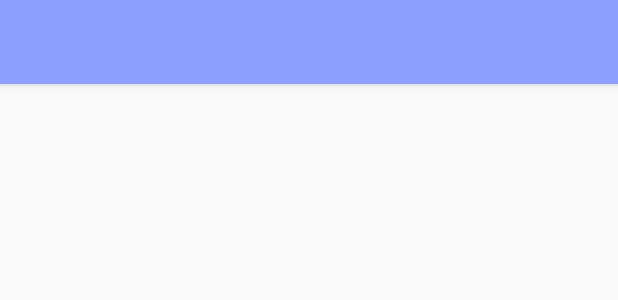
After one commit to pmoragas/CatalogManager, an Android app: the layout activity_city_details.xml on its own in the app's theme, with its tools: preview values and no code run, on a phone screen of 412 x 824 dp. The commit adds this screen. Shown: the top 300 px of the screen. Run offline under Robolectric (Android 15) with nearby library versions, the phone set to English and light mode, and no system bars.

Commit message:
activity details city creada

```diff
--- a/app/src/main/AndroidManifest.xml
+++ b/app/src/main/AndroidManifest.xml
@@ -46,6 +46,10 @@
         <activity
             android:name=".CitiesActivity"
             android:label="@string/title_activity_cities"
+            android:theme="@style/AppTheme.NoActionBar" />
+        <activity
+            android:name=".CityDetailsActivity"
+            android:label="@string/title_activity_city_details"
             android:theme="@style/AppTheme.NoActionBar"></activity>
     </application>
 
--- /dev/null
+++ b/app/src/main/res/layout/activity_city_details.xml
@@ -0,0 +1,25 @@
+<?xml version="1.0" encoding="utf-8"?>
+<android.support.design.widget.CoordinatorLayout xmlns:android="http://schemas.android.com/apk/res/android"
+    xmlns:app="http://schemas.android.com/apk/res-auto"
+    xmlns:tools="http://schemas.android.com/tools"
+    android:layout_width="match_parent"
+    android:layout_height="match_parent"
+    tools:context="com.example.morgan.catalogmanager2.CityDetailsActivity">
+
+    <android.support.design.widget.AppBarLayout
+        android:layout_width="match_parent"
+        android:layout_height="wrap_content"
+        android:theme="@style/AppTheme.AppBarOverlay">
+
+        <android.support.v7.widget.Toolbar
+            android:id="@+id/toolbar"
+            android:layout_width="match_parent"
+            android:layout_height="?attr/actionBarSize"
+            android:background="?attr/colorPrimary"
+            app:popupTheme="@style/AppTheme.PopupOverlay" />
+
+    </android.support.design.widget.AppBarLayout>
+
+    <include layout="@layout/content_city_details" />
+
+</android.support.design.widget.CoordinatorLayout>
--- /dev/null
+++ b/app/src/main/res/layout/content_city_details.xml
@@ -0,0 +1,11 @@
+<?xml version="1.0" encoding="utf-8"?>
+<android.support.constraint.ConstraintLayout xmlns:android="http://schemas.android.com/apk/res/android"
+    xmlns:app="http://schemas.android.com/apk/res-auto"
+    xmlns:tools="http://schemas.android.com/tools"
+    android:layout_width="match_parent"
+    android:layout_height="match_parent"
+    app:layout_behavior="@string/appbar_scrolling_view_behavior"
+    tools:context="com.example.morgan.catalogmanager2.CityDetailsActivity"
+    tools:showIn="@layout/activity_city_details">
+
+</android.support.constraint.ConstraintLayout>
--- a/app/src/main/res/values/strings.xml
+++ b/app/src/main/res/values/strings.xml
@@ -29,4 +29,5 @@
     <string name="filtre_descripcio">Filtrar per Descripció</string>
     <string name="title_activity_initial">InitialActivity</string>
     <string name="title_activity_cities">CitiesActivity</string>
+    <string name="title_activity_city_details">CityDetailsActivity</string>
 </resources>
```
Also changed, not shown: app/src/main/java/com/example/morgan/catalogmanager2/CityDetailsActivity.java (added, +29 -0 lines).
